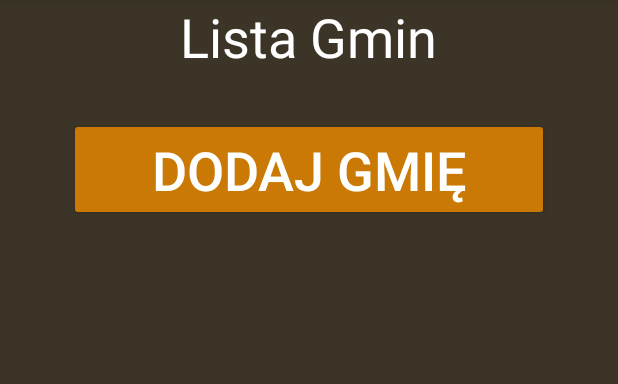
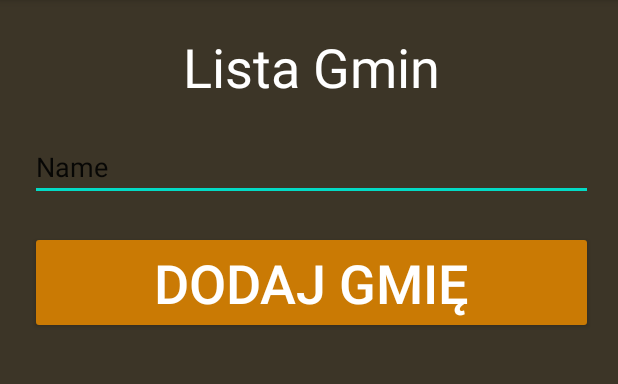
Before and after one commit to KacperTudruj/SciekiV2, an Android app: the CommunityPanel screen opened directly, with no data from a screen before it, on a phone screen of 412 x 824 dp, the part 84-468 px from its top. Run offline under Robolectric (Android 15) with nearby library versions, the phone set to English and light mode, and no system bars; libraries missing offline, so code that uses them is left out: io.realm, io.realm.kotlin; 3 statements that could not run were skipped.

Commit message:
List View, and adding community working

```diff
--- a/app/src/main/java/com/example/sciekiv2/CommunityPanel.kt
+++ b/app/src/main/java/com/example/sciekiv2/CommunityPanel.kt
@@ -1,63 +1,48 @@
 package com.example.sciekiv2
 
-import android.app.ActionBar
 import android.graphics.Color
 import android.support.v7.app.AppCompatActivity
 import android.os.Bundle
-import android.util.TypedValue
 import android.view.ViewGroup
 import android.widget.*
 import com.example.sciekiv2.adapter.CommunityAdapter
 import com.example.sciekiv2.model.CommunityData
 import io.realm.Realm
-import io.realm.RealmList
-import io.realm.RealmResults
 import io.realm.kotlin.where
 
 class CommunityPanel : AppCompatActivity() {
 
     private lateinit var realm: Realm
     private lateinit var listView: ListView
-    private lateinit var addCommunityToDB: Button
+    private lateinit var addCommunityToDBButton: Button
+
     override fun onCreate(savedInstanceState: Bundle?) {
         super.onCreate(savedInstanceState)
         setContentView(R.layout.activity_community_panel)
+        realm = Realm.getDefaultInstance()
 
-        realm = Realm.getDefaultInstance()
-        addCommunity("Gdzieś tam daleko w lublinie")
-        addCommunity("No a jak gmina może się nazywać?")
-        addCommunity("Jastków")
+        val communityResults = realm.where<CommunityData>().findAll()
 
-        val numberOfRecords = realm.where<CommunityData>().count()
-        val communityResults = realm.where<CommunityData>().findAll()
-        addCommunityToDB = findViewById(R.id.add_community_button)
+        listView = findViewById(R.id.community_list_view)
+        listView.adapter = CommunityAdapter(this, communityResults)
 
-        //Array list for Addapter
-        val communityList = ArrayList<String>()
-        for(i in 0 until numberOfRecords){
-            communityList.add(communityResults.get(i.toInt())?.communityName.toString())
+        val editTextCommunity = findViewById<EditText>(R.id.edit_text_community)
+
+        addCommunityToDBButton = findViewById(R.id.add_community_button)
+        addCommunityToDBButton.setOnClickListener {
+            editTextCommunity.text
+            addCommunityData(editTextCommunity.text.toString())
+
+            //refreshing listView!
+            listView.invalidateViews()
         }
-        listView = findViewById<ListView>(R.id.community_list_view)
-        listView.adapter = CommunityAdapter(this, communityList)
     }
 
-    private fun addCommunity(communityName: String) {
+    private fun addCommunityData(communityName: String) {
         realm.beginTransaction()
         val communityData = CommunityData()
         communityData.communityName = communityName
         realm.copyToRealmOrUpdate(communityData)
         realm.commitTransaction()
     }
-
-
-    private fun textViewTEST(text: String): TextView {
-        val dynamic_textView = TextView(this)
-        dynamic_textView.layoutParams = LinearLayout.LayoutParams(
-            ViewGroup.LayoutParams.WRAP_CONTENT,
-            ViewGroup.LayoutParams.WRAP_CONTENT
-        )
-        dynamic_textView.setTextColor(Color.parseColor("#FFFFFF"))
-        dynamic_textView.text = text
-        return dynamic_textView
-    }
 }
--- a/app/src/main/java/com/example/sciekiv2/adapter/CommunityAdapter.kt
+++ b/app/src/main/java/com/example/sciekiv2/adapter/CommunityAdapter.kt
@@ -8,41 +8,41 @@ import android.view.ViewGroup
 import android.widget.BaseAdapter
 import android.widget.TextView
 import com.example.sciekiv2.R
+import com.example.sciekiv2.model.CommunityData
+import io.realm.RealmResults
 
-class CommunityAdapter(context: Context, arrayList: ArrayList<String>) : BaseAdapter() {
+class CommunityAdapter(context: Context, communityDataResult: RealmResults<CommunityData>) : BaseAdapter() {
 
     private val context: Context
-    private val arrayList: ArrayList<String>
-    private var arrayListSize: Int = 0
+    private val communityDataResult: RealmResults<CommunityData>
 
     init {
         this.context = context
-        this.arrayList = arrayList
-        this.arrayListSize = arrayList.size
+        this.communityDataResult = communityDataResult
     }
 
     //responsible for rendering out each row
     @SuppressLint("ViewHolder")
     override fun getView(position: Int, convertView: View?, parent: ViewGroup?): View {
         val layoutInflater = LayoutInflater.from(this.context)
-        val row =layoutInflater.inflate(R.layout.adapter_view_community, parent, false)
+        val row = layoutInflater.inflate(R.layout.adapter_view_community, parent, false)
 
         val commmunityName = row.findViewById<TextView>(R.id.community_name)
-        commmunityName.text = "${arrayList[position]}"
+        commmunityName.text = this.communityDataResult[position]?.communityName
         return row
     }
 
     override fun getItem(position: Int): Any {
-        TODO("Not yet implemented")
+        return position
     }
 
     override fun getItemId(position: Int): Long {
-        TODO("Not yet implemented")
+        return position.toLong()
     }
 
     //responsable for how many  rows in my list
     override fun getCount(): Int {
-        return arrayListSize
+        return this.communityDataResult.size
     }
 
 }
--- a/app/src/main/res/layout/activity_community_panel.xml
+++ b/app/src/main/res/layout/activity_community_panel.xml
@@ -9,31 +9,75 @@
     android:orientation="vertical"
     tools:context=".MainActivity">
 
-    <LinearLayout
-        android:id="@+id/layout_for_community_panel_data"
-        android:layout_width="match_parent"
-        android:layout_height="match_parent"
-        android:gravity="center"
-        android:layout_centerInParent="true"
+    <RelativeLayout
+        android:id="@+id/layout_for_community_panel"
+        android:layout_width="415dp"
+        android:layout_height="321dp"
         android:orientation="vertical"
-        tools:ignore="MissingConstraints">
+        app:layout_constraintTop_toTopOf="parent"
+        tools:ignore="MissingConstraints"
+        tools:layout_editor_absoluteX="-4dp">
+
         <TextView
             android:id="@+id/community_list_text_view"
             android:layout_width="wrap_content"
             android:layout_height="wrap_content"
+            android:layout_alignParentStart="true"
+            android:layout_alignParentTop="true"
+            android:layout_alignParentEnd="true"
+            android:layout_marginStart="20dp"
+            android:layout_marginTop="20dp"
+            android:layout_marginEnd="20dp"
+            android:gravity="center"
             android:orientation="vertical"
             android:text="@string/community_list_text_view"
             android:textColor="#FFFFFF"
-            android:textSize="36sp"/>
+            android:textSize="36sp"
+            tools:ignore="RtlHardcoded" />
+
         <Button
-                android:id="@+id/add_community_button"
-                android:layout_width="320dp"
-                android:layout_height="wrap_content"
-                android:layout_marginTop="30dp"
-                android:backgroundTint="#CA7A04"
-                android:text="Dodaj Gmię"
-                android:textColor="#FFFFFF"
-                android:textSize="36sp"/>
+            android:id="@+id/add_community_button"
+            android:layout_width="354dp"
+            android:layout_height="wrap_content"
+            android:layout_below="@+id/edit_text_community"
+            android:layout_alignParentStart="true"
+            android:layout_alignParentEnd="true"
+            android:layout_marginStart="20dp"
+            android:layout_marginTop="20dp"
+            android:layout_marginEnd="20dp"
+            android:backgroundTint="#CA7A04"
+            android:text="Dodaj Gmię"
+            android:textColor="#FFFFFF"
+            android:textSize="36sp" />
+
+        <EditText
+            android:id="@+id/edit_text_community"
+            android:layout_width="309dp"
+            android:layout_height="wrap_content"
+            android:layout_below="@+id/community_list_text_view"
+            android:layout_alignParentStart="true"
+            android:layout_alignParentEnd="true"
+            android:layout_marginStart="20dp"
+            android:layout_marginTop="20dp"
+            android:layout_marginEnd="20dp"
+            android:ems="10"
+            android:inputType="textPersonName"
+            android:text="Name" />
+
+    </RelativeLayout>
+
+    <LinearLayout
+        android:id="@+id/layout_for_community_panel_data"
+        android:layout_width="wrap_content"
+        android:layout_height="0dp"
+        android:layout_centerInParent="true"
+        android:gravity="center"
+        android:orientation="vertical"
+        app:layout_constraintBottom_toBottomOf="parent"
+        app:layout_constraintStart_toStartOf="parent"
+        app:layout_constraintTop_toBottomOf="@+id/layout_for_community_panel"
+        tools:ignore="MissingConstraints">
+
         <ListView
             android:id="@+id/community_list_view"
             android:layout_width="match_parent"
@@ -42,6 +86,8 @@
             app:layout_constraintEnd_toEndOf="parent"
             app:layout_constraintStart_toStartOf="parent"
             app:layout_constraintTop_toTopOf="parent" />
+
     </LinearLayout>
 
+
 </android.support.constraint.ConstraintLayout>
```
